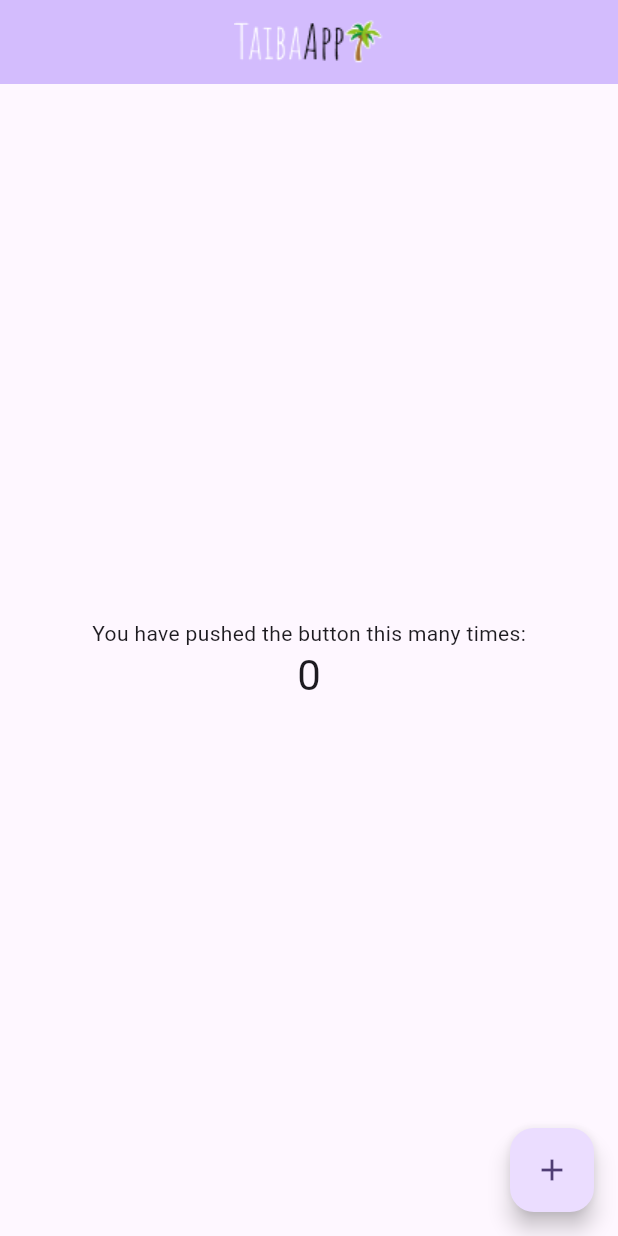
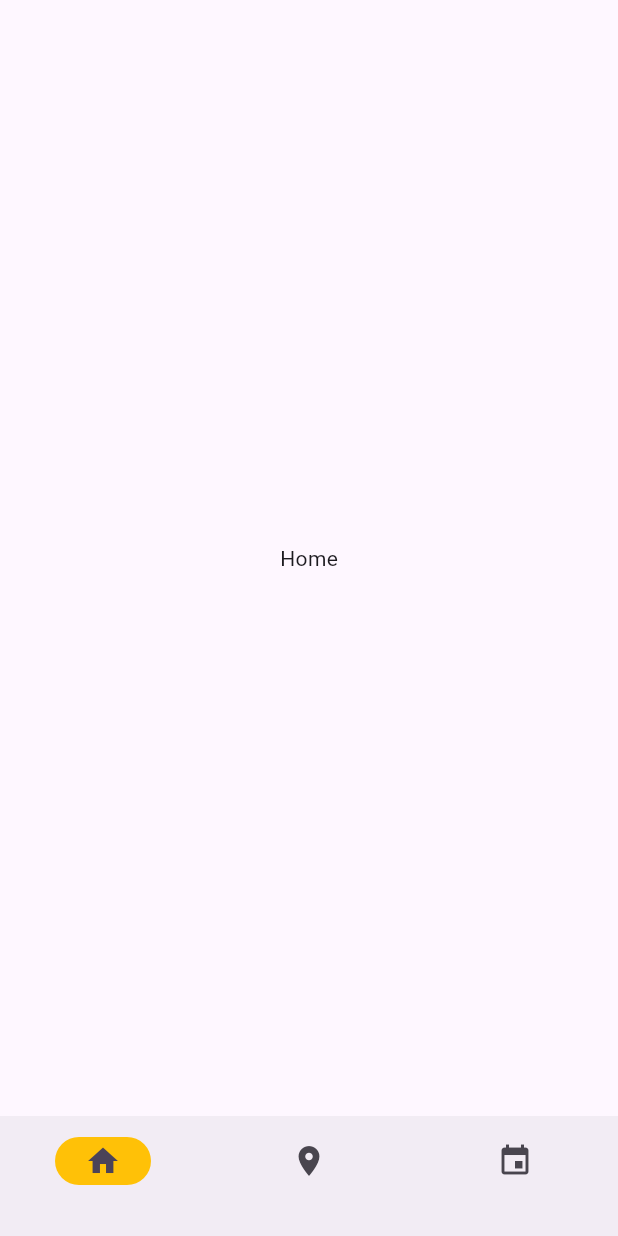
Before and after one commit to lunebakami/taibapp, a Flutter app: the screen it shows after launch, on a phone screen of 412 x 824 dp. Run offline on Flutter 3.47's test engine with Material 3 defaults, Android fonts, the phone set to English and light mode, and no system bars; our stand-ins replace flutter_dotenv, supabase_flutter; accounts and stored records are empty.

Commit message:
feat: navigation and pages

```diff
--- a/lib/main.dart
+++ b/lib/main.dart
@@ -1,21 +1,23 @@
 import 'package:flutter/material.dart';
 import 'package:supabase_flutter/supabase_flutter.dart';
 import 'package:flutter_dotenv/flutter_dotenv.dart';
+
+import 'package:taibapp/router/Navigation.dart';
 
 Future<void> main() async {
   WidgetsFlutterBinding.ensureInitialized();
 
   await dotenv.load(fileName: ".env");
   await Supabase.initialize(
-    url: dotenv.env['SUPABASE_URL'],
-    anonKey: dotenv.env['SUPABASE_ANON_KEY'],
+    url: dotenv.env['SUPABASE_URL'] ?? '',
+    anonKey: dotenv.env['SUPABASE_ANON_KEY'] ?? '',
   );
 
-  runApp(const MyApp());
+  runApp(const App());
 }
 
-class MyApp extends StatelessWidget {
-  const MyApp({super.key});
+class App extends StatelessWidget {
+  const App({super.key});
 
   // This widget is the root of your application.
   @override
@@ -26,74 +28,8 @@ class MyApp extends StatelessWidget {
         colorScheme: ColorScheme.fromSeed(seedColor: Colors.deepPurple),
         useMaterial3: true,
       ),
-      home: const MyHomePage(title: 'TaibaApp'),
+      home: const Navigation(),
       debugShowCheckedModeBanner: false,
     );
   }
 }
-
-class MyHomePage extends StatefulWidget {
-  const MyHomePage({super.key, required this.title});
-
-  final String title;
-
-  @override
-  State<MyHomePage> createState() => _MyHomePageState();
-}
-
-class _MyHomePageState extends State<MyHomePage> {
-  int _counter = 0;
-
-  void _incrementCounter() {
-    setState(() {
-      _counter++;
-    });
-  }
-
-  @override
-  Widget build(BuildContext context) {
-    AssetImage image = AssetImage('images/logo.png');
-
-    return Scaffold(
-      appBar: AppBar(
-        backgroundColor: Theme.of(context).colorScheme.inversePrimary,
-        title: Image(image: image),
-        centerTitle: true,
-      ),
-      body: Center(
-        // Center is a layout widget. It takes a single child and positions it
-        // in the middle of the parent.
-        child: Column(
-          // Column is also a layout widget. It takes a list of children and
-          // arranges them vertically. By default, it sizes itself to fit its
-          // children horizontally, and tries to be as tall as its parent.
-          //
-          // Column has various properties to control how it sizes itself and
-          // how it positions its children. Here we use mainAxisAlignment to
-          // center the children vertically; the main axis here is the vertical
-          // axis because Columns are vertical (the cross axis would be
-          // horizontal).
-          //
-          // TRY THIS: Invoke "debug painting" (choose the "Toggle Debug Paint"
-          // action in the IDE, or press "p" in the console), to see the
-          // wireframe for each widget.
-          mainAxisAlignment: MainAxisAlignment.center,
-          children: <Widget>[
-            const Text(
-              'You have pushed the button this many times:',
-            ),
-            Text(
-              '$_counter',
-              style: Theme.of(context).textTheme.headlineMedium,
-            ),
-          ],
-        ),
-      ),
-      floatingActionButton: FloatingActionButton(
-        onPressed: _incrementCounter,
-        tooltip: 'Increment',
-        child: const Icon(Icons.add),
-      ), // This trailing comma makes auto-formatting nicer for build methods.
-    );
-  }
-}
--- /dev/null
+++ b/lib/pages/Home.dart
@@ -0,0 +1,24 @@
+import 'package:flutter/material.dart';
+
+class HomePage extends StatefulWidget {
+  const HomePage({super.key});
+
+  @override
+  State<HomePage> createState() => _HomePageState();
+}
+
+class _HomePageState extends State<HomePage> {
+  @override
+  Widget build(BuildContext context) {
+    return const Center(
+      child: Column(
+        mainAxisAlignment: MainAxisAlignment.center,
+        children: <Widget>[
+          Text(
+            'Home',
+          ),
+        ],
+      ),
+    );
+  }
+}
--- /dev/null
+++ b/lib/router/Navigation.dart
@@ -0,0 +1,54 @@
+import 'package:flutter/material.dart';
+import 'package:taibapp/pages/Event.dart';
+import 'package:taibapp/pages/Home.dart';
+import 'package:taibapp/pages/Place.dart';
+
+class Navigation extends StatefulWidget {
+  const Navigation({super.key});
+
+  @override
+  State<Navigation> createState() => _NavigationState();
+}
+
+class _NavigationState extends State<Navigation> {
+  int currentPageIndex = 0;
+
+  AssetImage image = const AssetImage('images/logo.png');
+
+  final List<Widget> _children = [
+    const HomePage(),
+    const PlacePage(),
+    const EventPage()
+  ];
+
+  @override
+  Widget build(BuildContext context) {
+    return Scaffold(
+      bottomNavigationBar: NavigationBar(
+        onDestinationSelected: (int index) {
+          setState(() {
+            currentPageIndex = index;
+          });
+        },
+        indicatorColor: Colors.amber,
+        selectedIndex: currentPageIndex,
+        destinations: const <Widget>[
+          NavigationDestination(
+            selectedIcon: Icon(Icons.home),
+            icon: Icon(Icons.home_outlined),
+            label: '',
+          ),
+          NavigationDestination(
+            icon: Icon(Icons.place),
+            label: '',
+          ),
+          NavigationDestination(
+            icon: Icon(Icons.event),
+            label: '',
+          ),
+        ],
+      ),
+      body: _children[currentPageIndex],
+    );
+  }
+}
```
Also changed, not shown: lib/pages/Event.dart (added, +24 -0 lines), lib/pages/Place.dart (added, +24 -0 lines), pubspec.lock.
